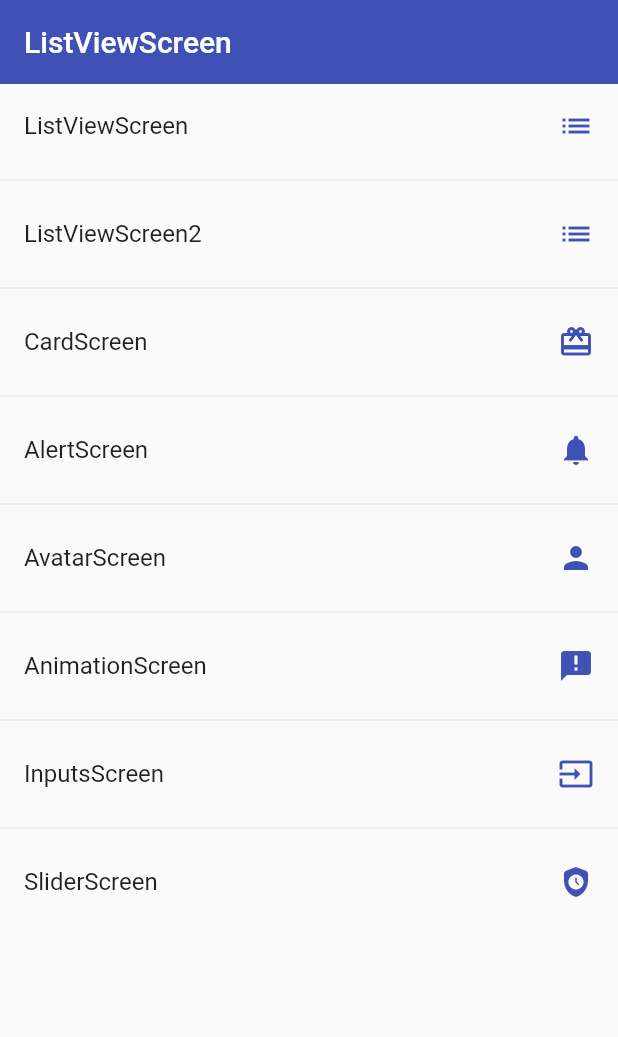
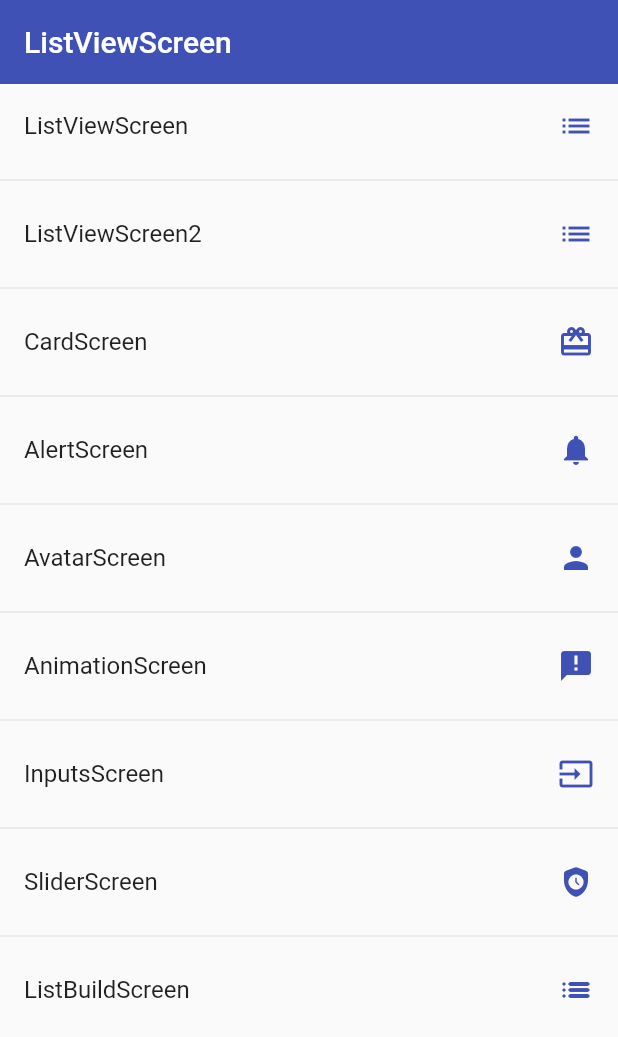
Before and after one commit to Omxrhack/App-1-Curso-Flutter, a Flutter app: the screen it shows after launch, on a phone screen of 412 x 824 dp. Shown: the top 1037 px of the screen. Run offline on Flutter 3.47's test engine with Material 2 defaults, Android fonts, the light colour scheme and no system bars.

Commit message:
Seccion 6 - Cuso

```diff
--- a/lib/router/app_router.dart
+++ b/lib/router/app_router.dart
@@ -1,6 +1,5 @@
 import 'package:flutter/material.dart';
 import 'package:listflutter/models/models.dart';
-
 import 'package:listflutter/screens/screens.dart';
 
 class AppRoute {
@@ -54,6 +53,12 @@ class AppRoute {
       screen: const SliderScreen(),
       icon: Icons.safety_check_rounded,
     ),
+    MenuOptions(
+      route: 'List Build ',
+      title: 'ListBuildScreen',
+      screen: const ListBuilderScreen(),
+      icon: Icons.list_rounded,
+    ),
   };
 
   static Map<String, Widget Function(BuildContext)> getMenuRoutes() {
--- a/lib/screens/screens.dart
+++ b/lib/screens/screens.dart
@@ -9,4 +9,5 @@ export 'package:listflutter/screens/animated_screen.dart';
 export 'package:listflutter/screens/avatar_screen.dart';
 export 'package:listflutter/screens/inputs_screen.dart';
 
+export 'package:listflutter/screens/list_builder.dart';
 export 'package:listflutter/screens/slider_screen.dart';
```
Also changed, not shown: lib/screens/list_builder.dart (added, +26 -0 lines).
